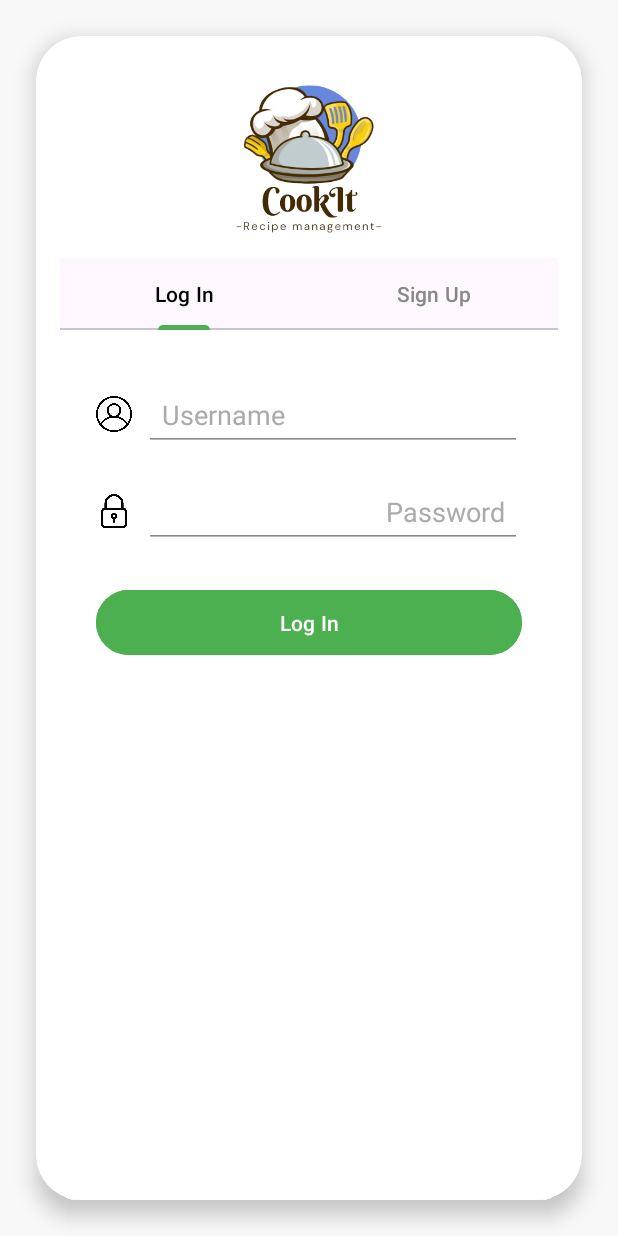
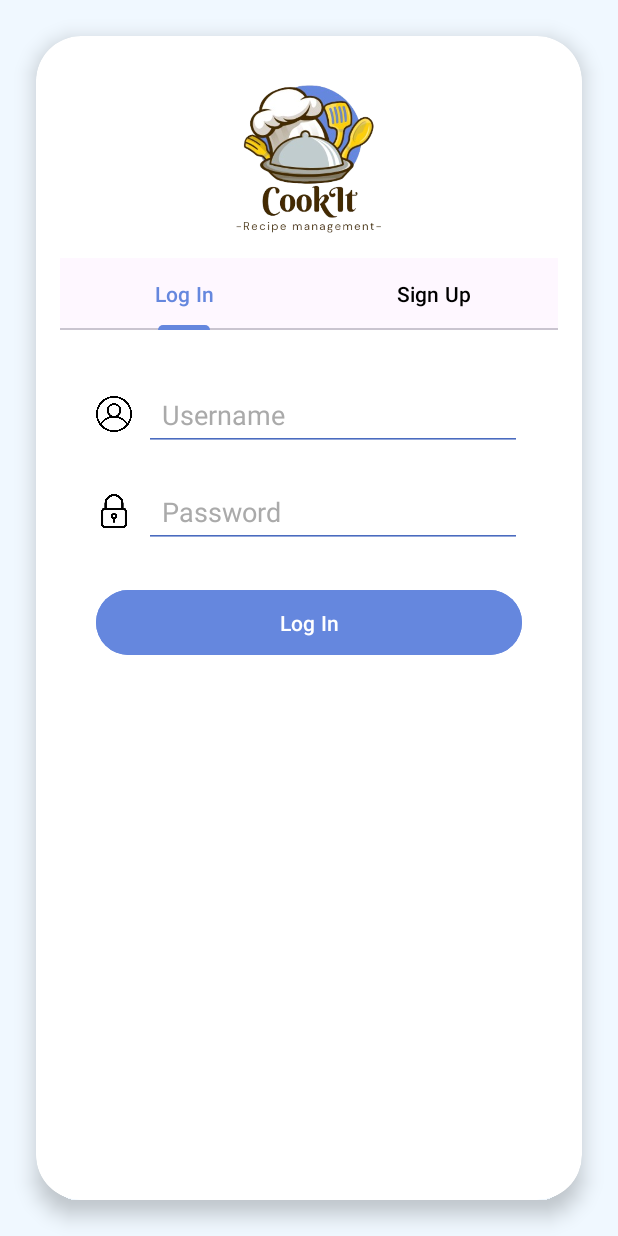
Before and after one commit to coral555/CookItApp, an Android app: the LoginActivity screen opened directly, with no data from a screen before it, on a phone screen of 412 x 824 dp. Run offline under Robolectric (Android 15) with nearby library versions, the phone set to English and light mode, and no system bars.

Commit message:
bags fixed + design improvements

```diff
--- a/app/src/main/AndroidManifest.xml
+++ b/app/src/main/AndroidManifest.xml
@@ -14,8 +14,7 @@
         android:label="@string/app_name"
         android:roundIcon="@mipmap/ic_launcher_round"
         android:supportsRtl="true"
-        android:theme="@style/Theme.CookIt"
-        tools:targetApi="31">
+        android:theme="@style/Theme.CookIt"> <!--tools:targetApi="31"-->
     <activity
         android:name=".SplashActivity"
         android:exported="true">
--- a/app/src/main/java/com/coralb_mayn_yehudas/cookit/LoginActivity.java
+++ b/app/src/main/java/com/coralb_mayn_yehudas/cookit/LoginActivity.java
@@ -5,6 +5,7 @@ import android.os.Bundle;
 import androidx.viewpager2.widget.ViewPager2;
 import com.google.android.material.tabs.TabLayout;
 import com.google.android.material.tabs.TabLayoutMediator;
+import androidx.appcompat.app.AppCompatDelegate;
 
 public class LoginActivity extends AppCompatActivity {
 
@@ -14,7 +15,14 @@ public class LoginActivity extends AppCompatActivity {
 
     @Override
     protected void onCreate(Bundle savedInstanceState) {
-        LocaleHelper.applySavedLocale(this);
+        // Dark mode
+        boolean isDarkMode = getSharedPreferences("AppPrefs", MODE_PRIVATE)
+                .getBoolean("dark_mode", false);
+        AppCompatDelegate.setDefaultNightMode(
+                isDarkMode ? AppCompatDelegate.MODE_NIGHT_YES : AppCompatDelegate.MODE_NIGHT_NO
+        );
+
+        LocaleHelper.applySavedLocale(this); // language
         super.onCreate(savedInstanceState);
         setContentView(R.layout.activity_login);
 
--- a/app/src/main/java/com/coralb_mayn_yehudas/cookit/MainActivity.java
+++ b/app/src/main/java/com/coralb_mayn_yehudas/cookit/MainActivity.java
@@ -42,6 +42,7 @@ import com.google.android.material.navigation.NavigationView;
 import java.util.ArrayList;
 import java.util.List;
 import java.util.concurrent.atomic.AtomicBoolean;
+import android.annotation.SuppressLint;
 
 public class MainActivity extends AppCompatActivity {
 
@@ -660,6 +661,7 @@ public class MainActivity extends AppCompatActivity {
         }
     }
 
+    @SuppressLint("ScheduleExactAlarm")
     private void scheduleDailyNotification() {
         Intent intent = new Intent(this, RecipeAlarmReceiver.class);
         PendingIntent pendingIntent = PendingIntent.getBroadcast(this, 0, intent, PendingIntent.FLAG_IMMUTABLE);
@@ -669,8 +671,8 @@ public class MainActivity extends AppCompatActivity {
         calendar.setTimeInMillis(System.currentTimeMillis());
 
         // notification hour
-        calendar.set(Calendar.HOUR_OF_DAY, 21);
-        calendar.set(Calendar.MINUTE, 10);
+        calendar.set(Calendar.HOUR_OF_DAY, 15);
+        calendar.set(Calendar.MINUTE, 21);
         calendar.set(Calendar.SECOND, 0);
 
         long triggerAt = calendar.getTimeInMillis();
--- a/app/src/main/java/com/coralb_mayn_yehudas/cookit/NotificationHelper.java
+++ b/app/src/main/java/com/coralb_mayn_yehudas/cookit/NotificationHelper.java
@@ -1,11 +1,11 @@
 package com.coralb_mayn_yehudas.cookit;
 
+import android.annotation.SuppressLint;
 import android.app.NotificationChannel;
 import android.app.NotificationManager;
 import android.app.PendingIntent;
 import android.content.Context;
 import android.content.Intent;
-import android.os.Build;
 import androidx.core.app.NotificationCompat;
 
 public class NotificationHelper {
@@ -15,7 +15,6 @@ public class NotificationHelper {
     private static final int NOTIFICATION_ID = 1001;
 
     public static void createChannel(Context context) {
-        if (Build.VERSION.SDK_INT >= Build.VERSION_CODES.O) {
         NotificationChannel channel = new NotificationChannel(
                 CHANNEL_ID,
                 CHANNEL_NAME,
@@ -25,8 +24,7 @@ public class NotificationHelper {
         NotificationManager manager = context.getSystemService(NotificationManager.class);
         manager.createNotificationChannel(channel);
     }
-    }
-
+    @SuppressLint("MissingPermission")
     public static void showNotification(Context context, String title, String text) {
         // מה קורה בלחיצה על ההתראה – נפתח את MainActivity
         Intent intent = new Intent(context, MainActivity.class);
--- /dev/null
+++ b/app/src/main/res/color/tab_text_selector.xml
@@ -0,0 +1,10 @@
+<?xml version="1.0" encoding="utf-8"?>
+<selector xmlns:android="http://schemas.android.com/apk/res/android">
+    <!-- when the tab is chosen or clicked -->
+    <item android:state_selected="true" android:color="@color/colorPrimary" />
+    <item android:state_pressed="true" android:color="@color/colorPrimary" />
+    <item android:state_focused="true" android:color="@color/colorPrimary" />
+
+    <!-- default -->
+    <item android:color="@color/textColorPrimary" />
+</selector>
--- a/app/src/main/res/layout/activity_login.xml
+++ b/app/src/main/res/layout/activity_login.xml
@@ -4,9 +4,9 @@
     xmlns:app="http://schemas.android.com/apk/res-auto"
     android:layout_width="match_parent"
     android:layout_height="match_parent"
-    android:background="#F8F8F8">
+    android:background="?android:colorBackground">
 
-    <!-- rounded white card -->
+    <!-- for the logo and the tab -->
     <androidx.cardview.widget.CardView
         android:id="@+id/cardView"
         android:layout_width="0dp"
@@ -31,26 +31,25 @@
                 android:layout_height="100dp"
                 android:src="@drawable/app_logo"
                 android:layout_marginTop="16dp"
+                android:contentDescription="@string/app_logo"
                 app:layout_constraintTop_toTopOf="parent"
                 app:layout_constraintStart_toStartOf="parent"
-                app:layout_constraintEnd_toEndOf="parent"
-                android:contentDescription="App Logo" />
+                app:layout_constraintEnd_toEndOf="parent" />
 
-            <!-- Tabs -->
+            <!-- TabLayout -->
             <com.google.android.material.tabs.TabLayout
                 android:id="@+id/tabLayout"
                 android:layout_width="0dp"
                 android:layout_height="wrap_content"
-                app:tabIndicatorColor="#4CAF50"
-                app:tabSelectedTextColor="#000000"
-                app:tabTextColor="#888888"
+                android:layout_marginTop="16dp"
+                app:tabIndicatorColor="@color/colorPrimary"
+                app:tabTextColor="@color/tab_text_selector"
                 app:tabIndicatorFullWidth="false"
-                android:layout_marginTop="16dp"
                 app:layout_constraintTop_toBottomOf="@id/logoImageView"
                 app:layout_constraintStart_toStartOf="parent"
                 app:layout_constraintEnd_toEndOf="parent" />
 
-            <!-- ViewPager -->
+            <!-- ViewPager2 -->
             <androidx.viewpager2.widget.ViewPager2
                 android:id="@+id/viewPager"
                 android:layout_width="0dp"
@@ -62,7 +61,6 @@
                 app:layout_constraintEnd_toEndOf="parent" />
 
         </androidx.constraintlayout.widget.ConstraintLayout>
-
     </androidx.cardview.widget.CardView>
 
 </androidx.constraintlayout.widget.ConstraintLayout>
--- a/app/src/main/res/layout/activity_main.xml
+++ b/app/src/main/res/layout/activity_main.xml
@@ -110,7 +110,7 @@
             android:layout_height="wrap_content"
             android:src="@android:drawable/ic_input_add"
             android:contentDescription="@string/add_new_recipe"
-            app:backgroundTint="#86848C"
+            app:backgroundTint="#6587de"
             app:layout_constraintBottom_toBottomOf="parent"
             app:layout_constraintEnd_toEndOf="parent"
             android:layout_margin="16dp" />
--- a/app/src/main/res/layout/fragment_login.xml
+++ b/app/src/main/res/layout/fragment_login.xml
@@ -1,20 +1,24 @@
 <?xml version="1.0" encoding="utf-8"?>
-<androidx.constraintlayout.widget.ConstraintLayout
-    xmlns:android="http://schemas.android.com/apk/res/android"
+<ScrollView xmlns:android="http://schemas.android.com/apk/res/android"
     xmlns:app="http://schemas.android.com/apk/res-auto"
     android:layout_width="match_parent"
     android:layout_height="match_parent"
+    android:fillViewport="true"
     android:padding="24dp">
 
-    <!-- username row -->
+    <androidx.constraintlayout.widget.ConstraintLayout
+        android:layout_width="match_parent"
+        android:layout_height="wrap_content">
+
+        <!-- Username row -->
         <LinearLayout
             android:id="@+id/loginUsernameRow"
             android:layout_width="0dp"
             android:layout_height="wrap_content"
             android:orientation="horizontal"
-        app:layout_constraintTop_toTopOf="parent"
+            app:layout_constraintEnd_toEndOf="parent"
             app:layout_constraintStart_toStartOf="parent"
-        app:layout_constraintEnd_toEndOf="parent">
+            app:layout_constraintTop_toTopOf="parent">
 
             <ImageView
                 android:layout_width="24dp"
@@ -28,24 +32,25 @@
                 android:layout_width="0dp"
                 android:layout_height="wrap_content"
                 android:layout_weight="1"
+                android:backgroundTint="@color/colorPrimaryDark"
                 android:hint="@string/login_username"
-            android:backgroundTint="#888888"
                 android:inputType="textPersonName"
                 android:padding="12dp"
-            android:textColor="#000000"
+                android:textAlignment="viewStart"
+                android:textColor="@color/textColorPrimary"
                 android:textColorHint="#AAAAAA" />
         </LinearLayout>
 
-    <!-- password row -->
+        <!-- Password row -->
         <LinearLayout
             android:id="@+id/loginPasswordRow"
             android:layout_width="0dp"
             android:layout_height="wrap_content"
+            android:layout_marginTop="16dp"
             android:orientation="horizontal"
-        android:layout_marginTop="16dp"
-        app:layout_constraintTop_toBottomOf="@id/loginUsernameRow"
+            app:layout_constraintEnd_toEndOf="parent"
             app:layout_constraintStart_toStartOf="parent"
-        app:layout_constraintEnd_toEndOf="parent">
+            app:layout_constraintTop_toBottomOf="@id/loginUsernameRow">
 
             <ImageView
                 android:layout_width="24dp"
@@ -59,29 +64,28 @@
                 android:layout_width="0dp"
                 android:layout_height="wrap_content"
                 android:layout_weight="1"
+                android:backgroundTint="@color/colorPrimaryDark"
                 android:hint="@string/login_password"
-            android:backgroundTint="#888888"
                 android:inputType="textPassword"
                 android:padding="12dp"
-            android:textColor="#000000"
-            android:textColorHint="#AAAAAA"
-            android:textDirection="rtl"
-            android:gravity="end"/>
+                android:textAlignment="viewStart"
+                android:textColor="@color/textColorPrimary"
+                android:textColorHint="#AAAAAA" />
         </LinearLayout>
 
-    <!-- login button -->
+        <!-- Login button -->
         <Button
             android:id="@+id/loginButton"
             android:layout_width="0dp"
             android:layout_height="wrap_content"
+            android:layout_marginTop="24dp"
+            android:backgroundTint="@color/colorPrimary"
+            android:padding="12dp"
             android:text="@string/login_button"
-        android:textColor="#FFFFFF"
-        android:backgroundTint="#4CAF50"
-        android:padding="12dp"
-        android:layout_marginTop="24dp"
-        app:layout_constraintTop_toBottomOf="@id/loginPasswordRow"
+            android:textColor="@android:color/white"
+            app:cornerRadius="30dp"
+            app:layout_constraintEnd_toEndOf="parent"
             app:layout_constraintStart_toStartOf="parent"
-        app:layout_constraintEnd_toEndOf="parent"
-        app:cornerRadius="30dp" />
-
+            app:layout_constraintTop_toBottomOf="@id/loginPasswordRow" />
     </androidx.constraintlayout.widget.ConstraintLayout>
+</ScrollView>
--- a/app/src/main/res/values-night/themes.xml
+++ b/app/src/main/res/values-night/themes.xml
@@ -1,7 +1,34 @@
 <resources xmlns:tools="http://schemas.android.com/tools">
-    <!-- Base application theme. -->
+    <!-- בסיס הנושא במצב כהה -->
     <style name="Base.Theme.CookIt" parent="Theme.Material3.DayNight.NoActionBar">
-        <!-- Customize your dark theme here. -->
-        <!-- <item name="colorPrimary">@color/my_dark_primary</item> -->
+        <!-- צבעים עיקריים -->
+        <item name="colorPrimary">@color/colorPrimary</item>
+        <item name="colorPrimaryDark">@color/colorPrimaryDark</item>
+        <item name="colorAccent">@color/colorAccent</item>
+
+        <!-- רקע כהה -->
+        <item name="android:colorBackground">@color/colorBackground</item>
+
+        <!-- צבע טקסט לבן -->
+        <item name="android:textColorPrimary">@color/textColorPrimary</item>
+
+        <!-- כפתורים -->
+        <item name="colorButtonNormal">@color/colorPrimary</item>
+        <item name="android:buttonStyle">@style/MyButton</item>
+
+        <!-- טולבר אם קיים -->
+        <item name="toolbarStyle">@style/MyToolbar</item>
+    </style>
+
+    <!-- עיצוב כפתור כהה -->
+    <style name="MyButton" parent="Widget.Material3.Button">
+        <item name="android:backgroundTint">@color/colorPrimary</item>
+        <item name="android:textColor">@color/textColorPrimary</item>
+    </style>
+
+    <!-- טולבר כהה -->
+    <style name="MyToolbar" parent="Widget.Material3.Toolbar">
+        <item name="titleTextColor">@color/textColorPrimary</item>
+        <item name="android:background">@color/colorPrimary</item>
     </style>
 </resources>
--- a/app/src/main/res/values/colors.xml
+++ b/app/src/main/res/values/colors.xml
@@ -1,7 +1,9 @@
 <?xml version="1.0" encoding="utf-8"?>
+
 <resources>
-    <color name="black">#FF000000</color>
-    <color name="white">#FFFFFFFF</color>
-    <color name="purple_700">#3700B3</color>
-
+    <color name="colorPrimary">#6587de</color>
+    <color name="colorPrimaryDark">#4a6bbf</color>
+    <color name="colorAccent">#6587de</color>
+    <color name="colorBackground">#F0F8FF</color>
+    <color name="textColorPrimary">#000000</color>
 </resources>
--- a/app/src/main/res/values/strings.xml
+++ b/app/src/main/res/values/strings.xml
@@ -105,7 +105,7 @@
 
     <string name="duplicate_recipe_error">A recipe with this name already exists in the selected category</string>
 
-    <string name="filter_title">Filter by:</string>
+    <string name="filter_title">Sort by:</string>
     <string name="filter_name_asc">Name ↑</string>
     <string name="filter_name_desc">Name ↓</string>
     <string name="filter_category_asc">Category ↑</string>
@@ -113,7 +113,7 @@
     <string name="filter_time_asc">Preparation Time ↑</string>
     <string name="filter_time_desc">Preparation Time ↓</string>
     <string name="filter_favorites">Favorites ★</string>
-    <string name="filter">Filter</string>
+    <string name="filter">Sort</string>
 
     <string name="logout_title">Logout</string>
     <string name="logout_confirm">⚠️Are you sure you want to log out?</string>
@@ -123,4 +123,6 @@
     <string name="notification_title_no_recipes">CookIt</string>
     <string name="notification_text_no_recipes">No recipes yet. Time to add your first one! 🍳</string>
 
+    <string name="app_logo">CookIt logo</string>
+
 </resources>
--- a/app/src/main/res/values/themes.xml
+++ b/app/src/main/res/values/themes.xml
@@ -1,9 +1,37 @@
 <resources xmlns:tools="http://schemas.android.com/tools">
-    <!-- Base application theme. -->
+    <!-- בסיס נושא -->
     <style name="Base.Theme.CookIt" parent="Theme.Material3.DayNight.NoActionBar">
-        <!-- Customize your light theme here. -->
-        <!-- <item name="colorPrimary">@color/my_light_primary</item> -->
+        <!-- צבעים עיקריים -->
+        <item name="colorPrimary">@color/colorPrimary</item>
+        <item name="colorPrimaryDark">@color/colorPrimaryDark</item>
+        <item name="colorAccent">@color/colorAccent</item>
+
+        <!-- רקע כללי -->
+        <item name="android:colorBackground">@color/colorBackground</item>
+
+        <!-- צבע טקסט -->
+        <item name="android:textColorPrimary">@color/textColorPrimary</item>
+
+        <!-- כפתורים -->
+        <item name="colorButtonNormal">@color/colorPrimary</item>
+        <item name="android:buttonStyle">@style/MyButton</item>
+
+        <!-- טולבר אם קיים -->
+        <item name="toolbarStyle">@style/MyToolbar</item>
     </style>
 
+    <!-- נושא ראשי יורש מהבסיס -->
     <style name="Theme.CookIt" parent="Base.Theme.CookIt" />
+
+    <!-- עיצוב כפתור מותאם אישית -->
+    <style name="MyButton" parent="Widget.Material3.Button">
+        <item name="android:backgroundTint">@color/colorPrimary</item>
+        <item name="android:textColor">@color/textColorPrimary</item>
+    </style>
+
+    <!-- עיצוב טולבר מותאם (אם קיים) -->
+    <style name="MyToolbar" parent="Widget.Material3.Toolbar">
+        <item name="titleTextColor">@color/textColorPrimary</item>
+        <item name="android:background">@color/colorPrimary</item>
+    </style>
 </resources>
```
Also changed, not shown: app/src/main/java/com/coralb_mayn_yehudas/cookit/CameraActivity.java (+38 -17 lines), app/src/main/java/com/coralb_mayn_yehudas/cookit/SplashActivity.java (+12 -1 lines), app/src/main/res/layout/fragment_signup.xml (+29 -25 lines), 1 other file. Lines whose indentation alone changed are shown as unchanged.
